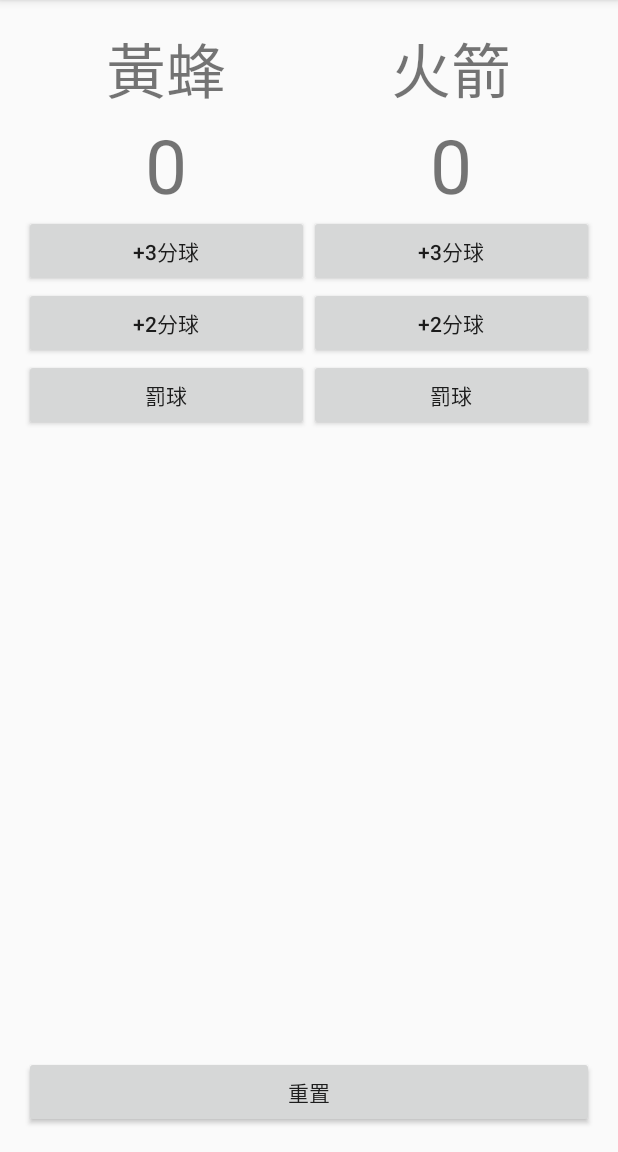
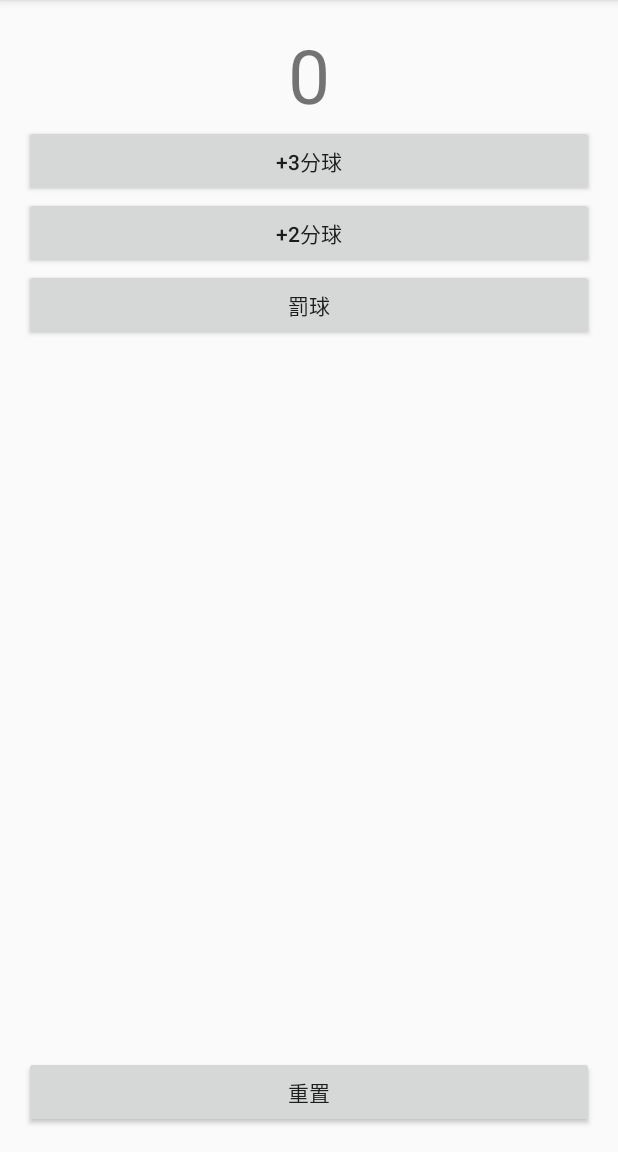
Before and after one commit to shark91140/lab_03, an Android app: the screen it shows after launch (MainActivity), after a tap on "重置", on a phone screen of 412 x 824 dp, the part 84-1236 px from its top. Run offline under Robolectric (Android 15) with nearby library versions, the phone set to English and light mode, and no system bars; 3 other taps on this screen came first.

Commit message:
只有一個版本

```diff
--- a/app/src/main/java/com/example/studente3/lab_03/MainActivity.java
+++ b/app/src/main/java/com/example/studente3/lab_03/MainActivity.java
@@ -13,51 +13,27 @@ public class MainActivity extends AppCompatActivity {
         setContentView(R.layout.activity_main);
     }
     private int mScroe = 0;
-    private int mScroe2 = 0;
 
     public void reset(View view) {
         mScroe = 0;
-        mScroe2 =0;
         TextView scroeText = (TextView)findViewById(R.id.scroe);
         scroeText.setText(String.valueOf(mScroe));
-        TextView scroeText2 = (TextView)findViewById(R.id.scroe2);
-        scroeText2.setText(String.valueOf(mScroe2));
     }
 
     public void onepoint(View view) {
         TextView scroeText = (TextView)findViewById(R.id.scroe);
-
         scroeText.setText(String.valueOf(++mScroe));
 
     }
 
     public void twopoint(View view) {
         TextView scroeText = (TextView)findViewById(R.id.scroe);
-
         scroeText.setText(String.valueOf(mScroe = mScroe + 2));
     }
 
     public void threepoint(View view) {
         TextView scroeText = (TextView)findViewById(R.id.scroe);
-
         scroeText.setText(String.valueOf(mScroe = mScroe+3));
     }
-    public void onepoint2(View view) {
-        TextView scroeText = (TextView)findViewById(R.id.scroe2);
 
-        scroeText.setText(String.valueOf(++mScroe2));
-
-    }
-
-    public void twopoint2(View view) {
-        TextView scroeText = (TextView)findViewById(R.id.scroe2);
-
-        scroeText.setText(String.valueOf(mScroe2 = mScroe2+2));
-    }
-
-    public void threepoint2(View view) {
-        TextView scroeText = (TextView)findViewById(R.id.scroe2);
-
-        scroeText.setText(String.valueOf(mScroe2 = mScroe2+3));
-    }
 }
--- a/app/src/main/res/layout/activity_main.xml
+++ b/app/src/main/res/layout/activity_main.xml
@@ -1,37 +1,22 @@
 <?xml version="1.0" encoding="utf-8"?>
-<LinearLayout xmlns:android="http://schemas.android.com/apk/res/android"
+<RelativeLayout xmlns:android="http://schemas.android.com/apk/res/android"
     xmlns:tools="http://schemas.android.com/tools"
     android:layout_width="match_parent"
     android:layout_height="match_parent"
-    android:orientation="vertical"
+
     android:paddingBottom="@dimen/activity_vertical_margin"
     android:paddingLeft="@dimen/activity_horizontal_margin"
     android:paddingRight="@dimen/activity_horizontal_margin"
     android:paddingTop="@dimen/activity_vertical_margin"
     tools:context="com.example.studente3.lab_03.MainActivity">
-    <LinearLayout
-        android:layout_width="match_parent"
-        android:layout_height="0dp"
-        android:layout_weight="1">
-    <RelativeLayout
-    android:layout_width="0dp"
-    android:layout_height="match_parent"
-    android:layout_weight="1">
-    <TextView
-        android:id="@+id/name1"
-            android:layout_width="match_parent"
-            android:layout_height="wrap_content"
-            android:text="黃蜂"
-            android:textSize="40sp"
-            android:textAlignment="center"
-        />
+
+
     <TextView
         android:id="@+id/scroe"
         android:layout_width="match_parent"
         android:layout_height="wrap_content"
         android:text="0"
         android:textSize="50sp"
-        android:layout_below="@+id/name1"
         android:textAlignment="center"/>
     <Button
         android:id="@+id/three"
@@ -54,53 +39,10 @@
         android:onClick="onepoint"
         android:text="罰球"/>
 
-</RelativeLayout>
-    <RelativeLayout
-        android:layout_width="0dp"
-        android:layout_height="match_parent"
-        android:layout_weight="1">
-        <TextView
-            android:id="@+id/name2"
-            android:layout_width="match_parent"
-            android:layout_height="wrap_content"
-            android:text="火箭"
-            android:textSize="40sp"
-            android:textAlignment="center"
-            />
-        <TextView
-            android:id="@+id/scroe2"
-            android:layout_width="match_parent"
-            android:layout_height="wrap_content"
-            android:text="0"
-            android:textSize="50sp"
-            android:layout_below="@+id/name2"
-            android:textAlignment="center"/>
-        <Button
-            android:id="@+id/three2"
-            android:layout_width="match_parent"
-            android:layout_height="wrap_content"
-            android:layout_below="@id/scroe2"
-            android:onClick="threepoint2"
-            android:text="+3分球"/>
-        <Button
-            android:id="@+id/two2"
-            android:layout_width="match_parent"
-            android:layout_height="wrap_content"
-            android:layout_below="@+id/three2"
-            android:onClick="twopoint2"
-            android:text="+2分球"/>
-        <Button
-            android:layout_width="match_parent"
-            android:layout_height="wrap_content"
-            android:layout_below="@+id/two2"
-            android:onClick="onepoint2"
-            android:text="罰球"/>
-    </RelativeLayout>
-    </LinearLayout>
     <Button
         android:layout_width="match_parent"
         android:layout_height="wrap_content"
+        android:onClick="reset"
         android:layout_alignParentBottom="true"
-        android:onClick="reset"
         android:text="重置"/>
-</LinearLayout>
+</RelativeLayout>
```
